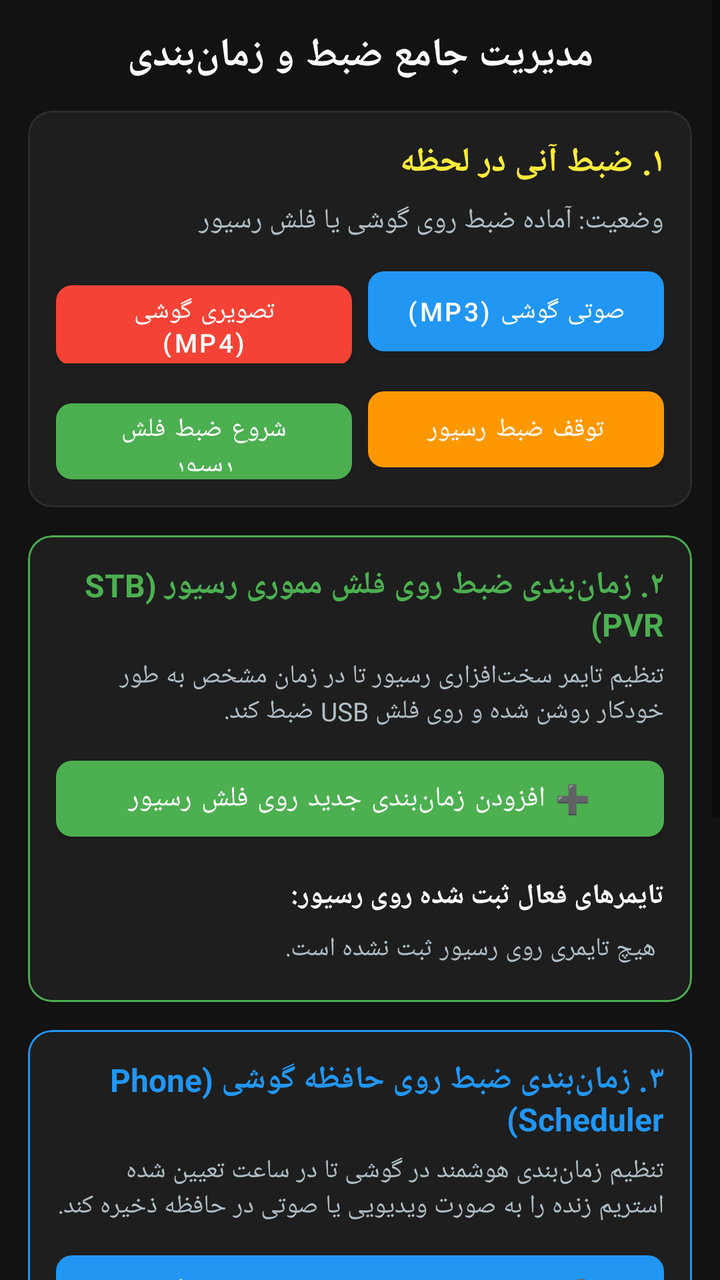
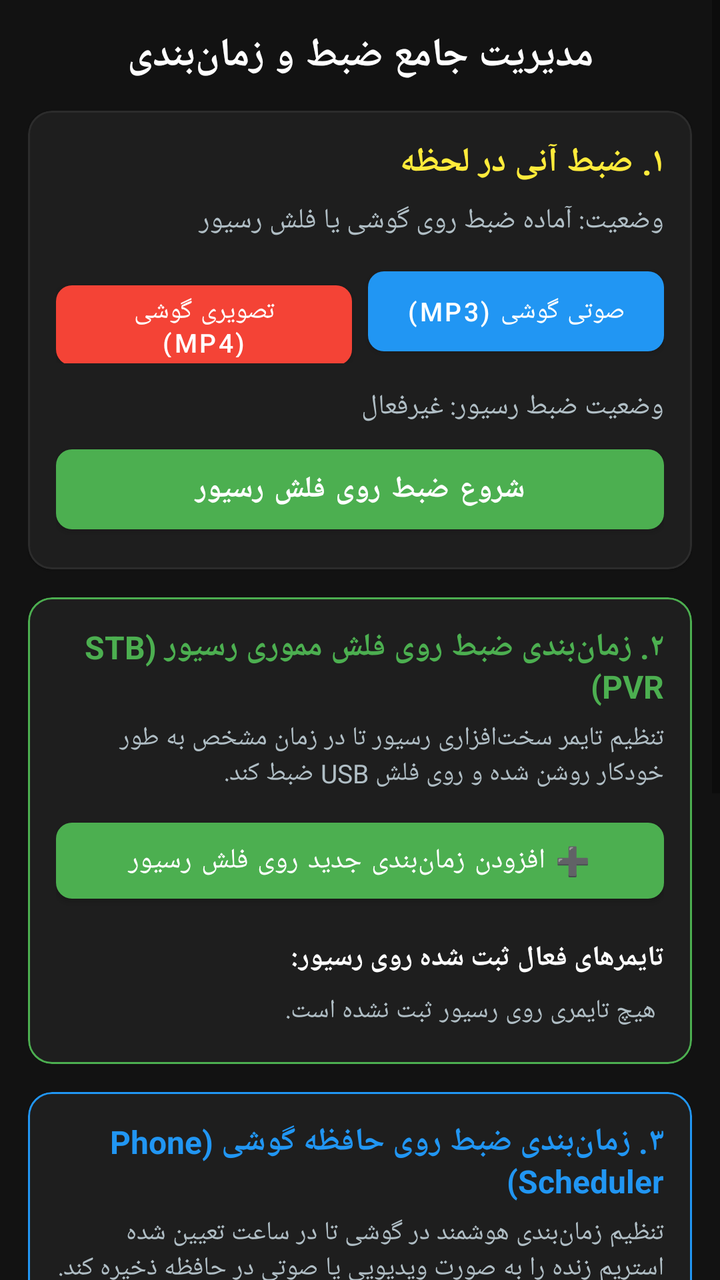

Screens rendered from an Android XML layout before and after an edit, with the pre-edit source and the edit as a unified diff.
<!-- AndroidManifest.xml: application theme Theme.GMScreenAccessible -->
<!-- res/layout/fragment_record.xml -->
<?xml version="1.0" encoding="utf-8"?>
<ScrollView xmlns:android="http://schemas.android.com/apk/res/android"
    xmlns:app="http://schemas.android.com/apk/res-auto"
    android:layout_width="match_parent"
    android:layout_height="match_parent"
    android:background="@color/dark_bg"
    android:fillViewport="true">

    <LinearLayout
        android:layout_width="match_parent"
        android:layout_height="wrap_content"
        android:orientation="vertical"
        android:padding="14dp">

        <TextView
            android:layout_width="match_parent"
            android:layout_height="wrap_content"
            android:text="مدیریت جامع ضبط و زمان‌بندی"
            android:textColor="@color/text_primary"
            android:textSize="20sp"
            android:textStyle="bold"
            android:gravity="center"
            android:layout_marginBottom="14dp" />

        
        <com.google.android.material.card.MaterialCardView
            android:layout_width="match_parent"
            android:layout_height="wrap_content"
            android:layout_marginBottom="14dp"
            app:cardBackgroundColor="@color/card_bg"
            app:cardCornerRadius="12dp"
            app:strokeColor="@color/divider"
            app:strokeWidth="1dp">

            <LinearLayout
                android:layout_width="match_parent"
                android:layout_height="wrap_content"
                android:orientation="vertical"
                android:padding="14dp">

                <TextView
                    android:layout_width="match_parent"
                    android:layout_height="wrap_content"
                    android:text="۱. ضبط آنی در لحظه"
                    android:textColor="@color/accent_yellow"
                    android:textSize="17sp"
                    android:textStyle="bold"
                    android:layout_marginBottom="8dp" />

                <TextView
                    android:id="@+id/txtInstantRecStatus"
                    android:layout_width="match_parent"
                    android:layout_height="wrap_content"
                    android:text="وضعیت: آماده ضبط روی گوشی یا فلش رسیور"
                    android:textColor="@color/text_secondary"
                    android:textSize="14sp"
                    android:layout_marginBottom="10dp" />

                <LinearLayout
                    android:layout_width="match_parent"
                    android:layout_height="wrap_content"
                    android:orientation="horizontal"
                    android:layout_marginBottom="8dp">

                    <com.google.android.material.button.MaterialButton
                        android:id="@+id/btnStartPhoneVideoRec"
                        android:layout_width="0dp"
                        android:layout_height="52dp"
                        android:layout_weight="1"
                        android:layout_marginEnd="4dp"
                        android:text="تصویری گوشی (MP4)"
                        android:textColor="@color/white"
                        android:textSize="13sp"
                        app:backgroundTint="@color/accent_red"
                        app:cornerRadius="8dp" />

                    <com.google.android.material.button.MaterialButton
                        android:id="@+id/btnStartPhoneAudioRec"
                        android:layout_width="0dp"
                        android:layout_height="52dp"
                        android:layout_weight="1"
                        android:layout_marginStart="4dp"
                        android:text="صوتی گوشی (MP3)"
                        android:textColor="@color/white"
                        android:textSize="13sp"
                        app:backgroundTint="@color/primary"
                        app:cornerRadius="8dp" />
                </LinearLayout>

                <com.google.android.material.button.MaterialButton
                    android:id="@+id/btnStopPhoneRec"
                    android:layout_width="match_parent"
                    android:layout_height="50dp"
                    android:text="توقف ضبط گوشی"
                    android:textColor="@color/white"
                    android:textSize="15sp"
                    android:visibility="gone"
                    android:layout_marginBottom="8dp"
                    app:backgroundTint="@color/secondary"
                    app:cornerRadius="8dp" />

                <LinearLayout
                    android:layout_width="match_parent"
                    android:layout_height="wrap_content"
                    android:orientation="horizontal">

                    <com.google.android.material.button.MaterialButton
                        android:id="@+id/btnStbInstantRecord"
                        android:layout_width="0dp"
                        android:layout_height="50dp"
                        android:layout_weight="1"
                        android:layout_marginEnd="4dp"
                        android:text="شروع ضبط فلش رسیور"
                        android:textColor="@color/white"
                        android:textSize="13sp"
                        app:backgroundTint="@color/accent_green"
                        app:cornerRadius="8dp" />

                    <com.google.android.material.button.MaterialButton
                        android:id="@+id/btnStbStopRecord"
                        android:layout_width="0dp"
                        android:layout_height="50dp"
                        android:layout_weight="1"
                        android:layout_marginStart="4dp"
                        android:text="توقف ضبط رسیور"
                        android:textColor="@color/white"
                        android:textSize="13sp"
                        app:backgroundTint="@color/secondary"
                        app:cornerRadius="8dp" />
                </LinearLayout>
            </LinearLayout>
        </com.google.android.material.card.MaterialCardView>

        
        <com.google.android.material.card.MaterialCardView
            android:layout_width="match_parent"
            android:layout_height="wrap_content"
            android:layout_marginBottom="14dp"
            app:cardBackgroundColor="@color/card_bg"
            app:cardCornerRadius="12dp"
            app:strokeColor="@color/accent_green"
            app:strokeWidth="1dp">

            <LinearLayout
                android:layout_width="match_parent"
                android:layout_height="wrap_content"
                android:orientation="vertical"
                android:padding="14dp">

                <TextView
                    android:layout_width="match_parent"
                    android:layout_height="wrap_content"
                    android:text="۲. زمان‌بندی ضبط روی فلش مموری رسیور (STB PVR)"
                    android:textColor="@color/accent_green"
                    android:textSize="16sp"
                    android:textStyle="bold"
                    android:layout_marginBottom="6dp" />

                <TextView
                    android:layout_width="match_parent"
                    android:layout_height="wrap_content"
                    android:text="تنظیم تایمر سخت‌افزاری رسیور تا در زمان مشخص به طور خودکار روشن شده و روی فلش USB ضبط کند."
                    android:textColor="@color/text_secondary"
                    android:textSize="13sp"
                    android:layout_marginBottom="10dp" />

                <com.google.android.material.button.MaterialButton
                    android:id="@+id/btnAddStbTimer"
                    android:layout_width="match_parent"
                    android:layout_height="50dp"
                    android:text="➕ افزودن زمان‌بندی جدید روی فلش رسیور"
                    android:textColor="@color/white"
                    android:textSize="14sp"
                    android:layout_marginBottom="8dp"
                    app:backgroundTint="@color/accent_green"
                    app:cornerRadius="8dp" />

                <TextView
                    android:layout_width="match_parent"
                    android:layout_height="wrap_content"
                    android:text="تایمرهای فعال ثبت شده روی رسیور:"
                    android:textColor="@color/text_primary"
                    android:textSize="14sp"
                    android:textStyle="bold"
                    android:layout_marginTop="6dp"
                    android:layout_marginBottom="4dp" />

                <LinearLayout
                    android:id="@+id/containerStbTimers"
                    android:layout_width="match_parent"
                    android:layout_height="wrap_content"
                    android:orientation="vertical">

                    <TextView
                        android:id="@+id/txtNoStbTimers"
                        android:layout_width="match_parent"
                        android:layout_height="wrap_content"
                        android:text="هیچ تایمری روی رسیور ثبت نشده است."
                        android:textColor="@color/text_secondary"
                        android:textSize="13sp"
                        android:padding="4dp" />
                </LinearLayout>
            </LinearLayout>
        </com.google.android.material.card.MaterialCardView>

        
        <com.google.android.material.card.MaterialCardView
            android:layout_width="match_parent"
            android:layout_height="wrap_content"
            android:layout_marginBottom="14dp"
            app:cardBackgroundColor="@color/card_bg"
            app:cardCornerRadius="12dp"
            app:strokeColor="@color/primary"
            app:strokeWidth="1dp">

            <LinearLayout
                android:layout_width="match_parent"
                android:layout_height="wrap_content"
                android:orientation="vertical"
                android:padding="14dp">

                <TextView
                    android:layout_width="match_parent"
                    android:layout_height="wrap_content"
                    android:text="۳. زمان‌بندی ضبط روی حافظه گوشی (Phone Scheduler)"
                    android:textColor="@color/primary"
                    android:textSize="16sp"
                    android:textStyle="bold"
                    android:layout_marginBottom="6dp" />

                <TextView
                    android:layout_width="match_parent"
                    android:layout_height="wrap_content"
                    android:text="تنظیم زمان‌بندی هوشمند در گوشی تا در ساعت تعیین شده استریم زنده را به صورت ویدیویی یا صوتی در حافظه ذخیره کند."
                    android:textColor="@color/text_secondary"
                    android:textSize="13sp"
                    android:layout_marginBottom="10dp" />

                <com.google.android.material.button.MaterialButton
                    android:id="@+id/btnAddPhoneTimer"
                    android:layout_width="match_parent"
                    android:layout_height="50dp"
                    android:text="➕ افزودن زمان‌بندی ضبط روی حافظه گوشی"
                    android:textColor="@color/white"
                    android:textSize="14sp"
                    android:layout_marginBottom="8dp"
                    app:backgroundTint="@color/primary"
                    app:cornerRadius="8dp" />

                <TextView
                    android:layout_width="match_parent"
                    android:layout_height="wrap_content"
                    android:text="زمان‌بندی‌های فعال گوشی:"
                    android:textColor="@color/text_primary"
                    android:textSize="14sp"
                    android:textStyle="bold"
                    android:layout_marginTop="6dp"
                    android:layout_marginBottom="4dp" />

                <LinearLayout
                    android:id="@+id/containerPhoneTimers"
                    android:layout_width="match_parent"
                    android:layout_height="wrap_content"
                    android:orientation="vertical">

                    <TextView
                        android:id="@+id/txtNoPhoneTimers"
                        android:layout_width="match_parent"
                        android:layout_height="wrap_content"
                        android:text="هیچ زمان‌بندی فعالی در گوشی تنظیم نشده است."
                        android:textColor="@color/text_secondary"
                        android:textSize="13sp"
                        android:padding="4dp" />
                </LinearLayout>
            </LinearLayout>
        </com.google.android.material.card.MaterialCardView>

        
        <com.google.android.material.card.MaterialCardView
            android:layout_width="match_parent"
            android:layout_height="wrap_content"
            android:layout_marginBottom="14dp"
            app:cardBackgroundColor="@color/card_bg"
            app:cardCornerRadius="12dp"
            app:strokeColor="@color/divider"
            app:strokeWidth="1dp">

            <LinearLayout
                android:layout_width="match_parent"
                android:layout_height="wrap_content"
                android:orientation="vertical"
                android:padding="14dp">

                <TextView
                    android:layout_width="match_parent"
                    android:layout_height="wrap_content"
                    android:text="۴. فایل‌های ضبط شده (گوشی و فلش مموری رسیور)"
                    android:textColor="@color/text_primary"
                    android:textSize="16sp"
                    android:textStyle="bold"
                    android:layout_marginBottom="10dp" />

                
                <TextView
                    android:layout_width="match_parent"
                    android:layout_height="wrap_content"
                    android:text="فایل‌های ضبط شده در پوشه GMScreen/recordings:"
                    android:textColor="@color/accent_yellow"
                    android:textSize="14sp"
                    android:textStyle="bold"
                    android:layout_marginBottom="6dp" />

                <LinearLayout
                    android:id="@+id/containerRecordedFiles"
                    android:layout_width="match_parent"
                    android:layout_height="wrap_content"
                    android:orientation="vertical"
                    android:layout_marginBottom="12dp">

                    <TextView
                        android:id="@+id/txtNoRecordings"
                        android:layout_width="match_parent"
                        android:layout_height="wrap_content"
                        android:text="فایلی در حافظه گوشی ذخیره نشده است."
                        android:textColor="@color/text_secondary"
                        android:textSize="13sp"
                        android:padding="4dp" />
                </LinearLayout>

                
                <LinearLayout
                    android:layout_width="match_parent"
                    android:layout_height="wrap_content"
                    android:orientation="horizontal"
                    android:gravity="center_vertical"
                    android:layout_marginBottom="6dp">

                    <TextView
                        android:layout_width="0dp"
                        android:layout_height="wrap_content"
                        android:layout_weight="1"
                        android:text="فایل‌های موجود روی فلش رسیور (PVR):"
                        android:textColor="@color/accent_green"
                        android:textSize="14sp"
                        android:textStyle="bold" />

                    <com.google.android.material.button.MaterialButton
                        android:id="@+id/btnRefreshStbPvrFiles"
                        style="@style/Widget.MaterialComponents.Button.TextButton"
                        android:layout_width="wrap_content"
                        android:layout_height="36dp"
                        android:text="بروزرسانی لیست"
                        android:textColor="@color/accent_green"
                        android:textSize="12sp" />
                </LinearLayout>

                <LinearLayout
                    android:id="@+id/containerStbPvrFiles"
                    android:layout_width="match_parent"
                    android:layout_height="wrap_content"
                    android:orientation="vertical">

                    <TextView
                        android:id="@+id/txtNoStbPvrFiles"
                        android:layout_width="match_parent"
                        android:layout_height="wrap_content"
                        android:text="فایلی روی فلش رسیور پیدا نشد یا فلش متصل نیست."
                        android:textColor="@color/text_secondary"
                        android:textSize="13sp"
                        android:padding="4dp" />
                </LinearLayout>
            </LinearLayout>
        </com.google.android.material.card.MaterialCardView>

    </LinearLayout>
</ScrollView>
<!-- resources referenced by this layout -->
<resources>
  <color name="accent_green">#FF4CAF50</color>
  <color name="accent_red">#FFF44336</color>
  <color name="accent_yellow">#FFFFEB3B</color>
  <color name="card_bg">#FF1E1E1E</color>
  <color name="dark_bg">#FF121212</color>
  <color name="divider">#FF2C2C2C</color>
  <color name="primary">#FF2196F3</color>
  <color name="secondary">#FFFF9800</color>
  <color name="text_primary">#FFFFFFFF</color>
  <color name="text_secondary">#FFB0BEC5</color>
  <color name="white">#FFFFFFFF</color>
  <style name="Theme.GMScreenAccessible" parent="Theme.MaterialComponents.DayNight.NoActionBar">
          <item name="colorPrimary">@color/primary</item>
          <item name="colorPrimaryVariant">@color/primary_variant</item>
          <item name="colorOnPrimary">@color/white</item>
          <item name="colorSecondary">@color/secondary</item>
          <item name="android:statusBarColor">@color/dark_bg</item>
          <item name="android:windowBackground">@color/dark_bg</item>
      </style>
  <color name="primary_variant">#FF1976D2</color>
</resources>

<!-- the commit's change to res/layout/fragment_record.xml (unified diff, before → after) -->
@@ -99,35 +99,27 @@
                     app:backgroundTint="@color/secondary"
                     app:cornerRadius="8dp" />
 
-                <LinearLayout
-                    android:layout_width="match_parent"
-                    android:layout_height="wrap_content"
-                    android:orientation="horizontal">
-
-                    <com.google.android.material.button.MaterialButton
-                        android:id="@+id/btnStbInstantRecord"
-                        android:layout_width="0dp"
-                        android:layout_height="50dp"
-                        android:layout_weight="1"
-                        android:layout_marginEnd="4dp"
-                        android:text="شروع ضبط فلش رسیور"
-                        android:textColor="@color/white"
-                        android:textSize="13sp"
-                        app:backgroundTint="@color/accent_green"
-                        app:cornerRadius="8dp" />
-
-                    <com.google.android.material.button.MaterialButton
-                        android:id="@+id/btnStbStopRecord"
-                        android:layout_width="0dp"
-                        android:layout_height="50dp"
-                        android:layout_weight="1"
-                        android:layout_marginStart="4dp"
-                        android:text="توقف ضبط رسیور"
-                        android:textColor="@color/white"
-                        android:textSize="13sp"
-                        app:backgroundTint="@color/secondary"
-                        app:cornerRadius="8dp" />
-                </LinearLayout>
+                <TextView
+                    android:id="@+id/txtStbRecordStatus"
+                    android:layout_width="match_parent"
+                    android:layout_height="wrap_content"
+                    android:text="وضعیت ضبط رسیور: غیرفعال"
+                    android:textColor="@color/text_secondary"
+                    android:textSize="14sp"
+                    android:layout_marginTop="4dp"
+                    android:layout_marginBottom="6dp" />
+
+                <com.google.android.material.button.MaterialButton
+                    android:id="@+id/btnStbToggleRecord"
+                    android:layout_width="match_parent"
+                    android:layout_height="52dp"
+                    android:text="شروع ضبط روی فلش رسیور"
+                    android:contentDescription="شروع یا توقف ضبط کانال روی حافظه فلش متصل به رسیور"
+                    android:textColor="@color/white"
+                    android:textSize="15sp"
+                    android:textStyle="bold"
+                    app:backgroundTint="@color/accent_green"
+                    app:cornerRadius="8dp" />
             </LinearLayout>
         </com.google.android.material.card.MaterialCardView>
 
